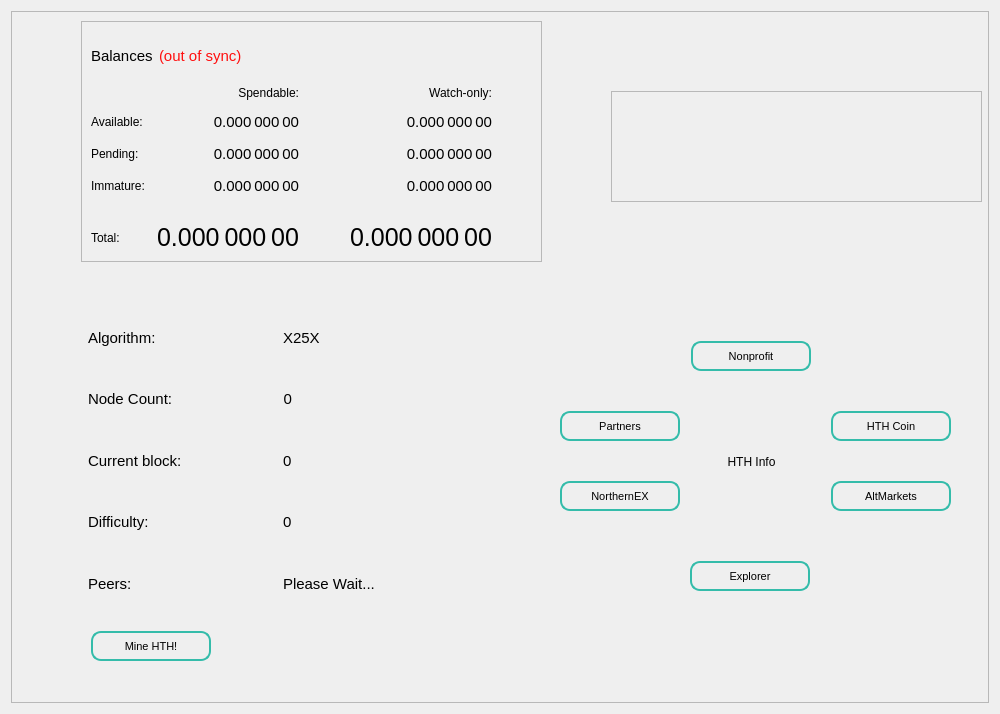
Old version of the form src/qt/forms/overviewpage.ui in the repository HTHcoin/helpthehomelesscoin.
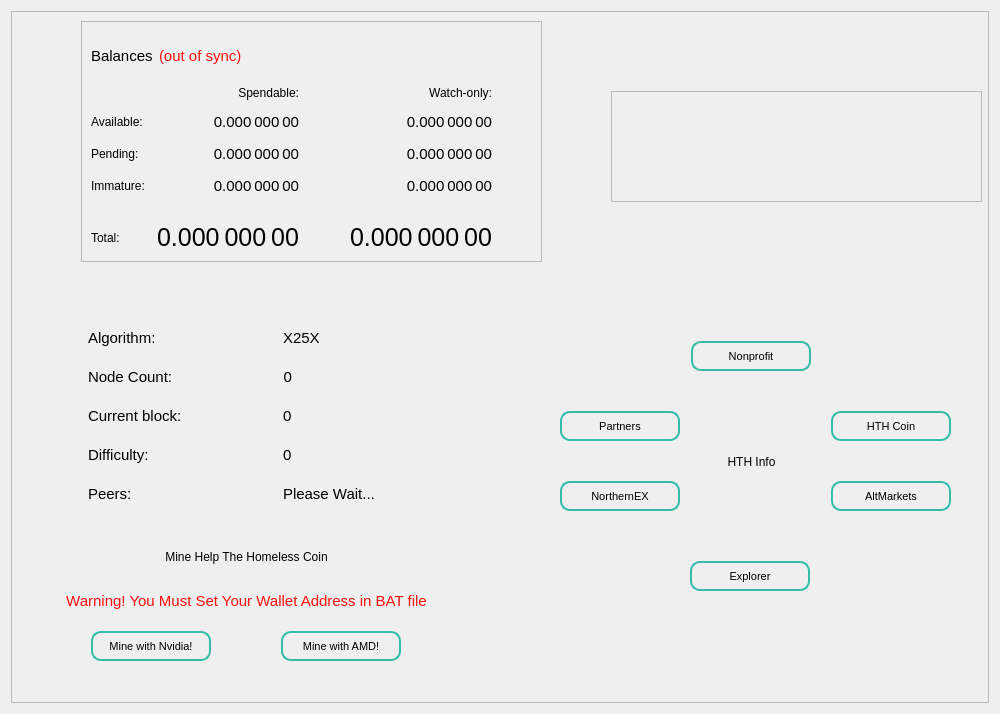
New version of the form.

```diff
--- a/src/qt/forms/overviewpage.ui
+++ b/src/qt/forms/overviewpage.ui
@@ -46,7 +46,7 @@
         <x>0</x>
         <y>300</y>
         <width>461</width>
-        <height>291</height>
+        <height>201</height>
        </rect>
       </property>
       <property name="styleSheet">
@@ -1011,7 +1011,77 @@
 font-size: 11px;</string>
       </property>
       <property name="text">
-       <string>Mine HTH!</string>
+       <string>Mine with Nvidia!</string>
+      </property>
+     </widget>
+     <widget class="QPushButton" name="pushButton_Mine_AMD">
+      <property name="geometry">
+       <rect>
+        <x>270</x>
+        <y>620</y>
+        <width>120</width>
+        <height>30</height>
+       </rect>
+      </property>
+      <property name="minimumSize">
+       <size>
+        <width>100</width>
+        <height>30</height>
+       </size>
+      </property>
+      <property name="maximumSize">
+       <size>
+        <width>120</width>
+        <height>30</height>
+       </size>
+      </property>
+      <property name="toolTip">
+       <string>Visit Help The Homeless Coin Explorer and Track Your HTH Coins</string>
+      </property>
+      <property name="styleSheet">
+       <string notr="true">border-style: solid;
+border-width: 2px;
+border-color: #34bcaa;
+border-radius: 10px;
+font-size: 11px;</string>
+      </property>
+      <property name="text">
+       <string>Mine with AMD!</string>
+      </property>
+     </widget>
+     <widget class="QLabel" name="labelMine">
+      <property name="geometry">
+       <rect>
+        <x>120</x>
+        <y>530</y>
+        <width>231</width>
+        <height>31</height>
+       </rect>
+      </property>
+      <property name="text">
+       <string>Mine Help The Homeless Coin</string>
+      </property>
+      <property name="alignment">
+       <set>Qt::AlignCenter</set>
+      </property>
+     </widget>
+     <widget class="QLabel" name="labelMineWarning">
+      <property name="geometry">
+       <rect>
+        <x>40</x>
+        <y>580</y>
+        <width>391</width>
+        <height>20</height>
+       </rect>
+      </property>
+      <property name="styleSheet">
+       <string notr="true">font-size: 15px; color:rgb(255, 15, 15); </string>
+      </property>
+      <property name="text">
+       <string>Warning! You Must Set Your Wallet Address in BAT file</string>
+      </property>
+      <property name="alignment">
+       <set>Qt::AlignCenter</set>
       </property>
      </widget>
     </widget>
```
